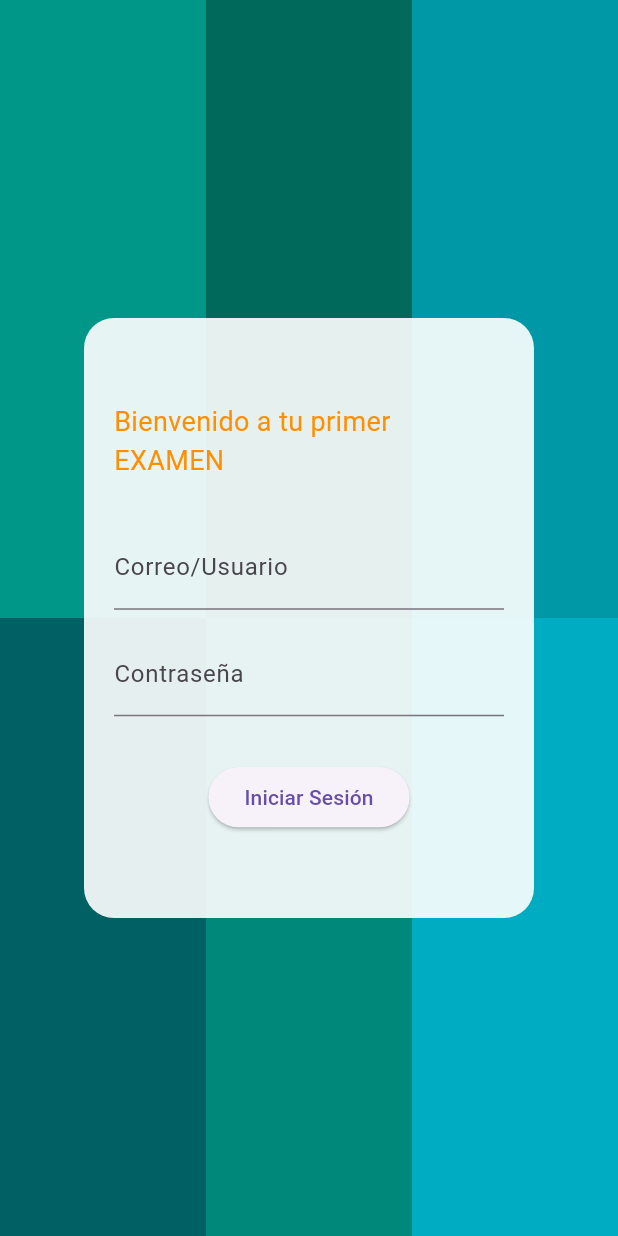
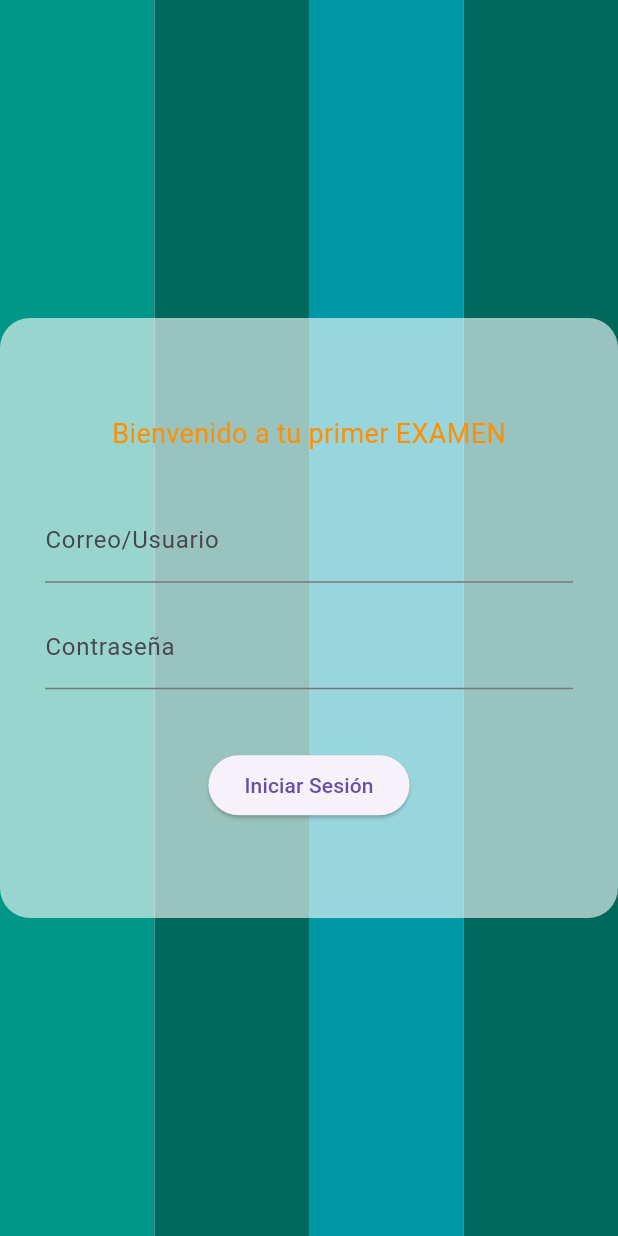
Before and after one commit to Fundamentos-Moviles/examen-i-RodolfoLujan, a Flutter app: the screen it shows after launch, on a phone screen of 412 x 824 dp. Run offline on Flutter 3.47's test engine with Material 3 defaults, Android fonts, the phone set to English and light mode, and no system bars.

Commit message:
Tercer commit, proyecto avanzado

```diff
--- a/lib/Clases/Login.dart
+++ b/lib/Clases/Login.dart
@@ -1,4 +1,6 @@
+import 'package:examen1_lcjr/Clases/Home.dart';
 import 'package:flutter/material.dart';
+
 
 class Login extends StatefulWidget {
   static String id = "login_page";
@@ -18,6 +20,8 @@ class _LoginState extends State<Login> {
   final String correctUsername = "test";
   final String correctPassword = "FDM1";
 
+  get borderRadius => null;
+
   void _validateInputs() {
     setState(() {
       String user = _userController.text;
@@ -33,10 +37,11 @@ class _LoginState extends State<Login> {
         _errorMessage = "Contraseña incorrecta";
       } else {
         _errorMessage = '';
-        // Navegar a la vista Home
         Navigator.push(
           context,
-          MaterialPageRoute(builder: (context) => const HomePage()),
+         MaterialPageRoute(
+          builder: (context) => HomePage(studentName: 'Lujan_Carrera_Jose_Rodolfo'),
+          ) ,
         );
       }
     });
@@ -56,15 +61,27 @@ class _LoginState extends State<Login> {
                       _buildColoredContainer(Colors.teal, 150),
                       _buildColoredContainer(Colors.teal[800]!, 200),
                       _buildColoredContainer(Colors.cyan[700]!, 150),
+                      _buildColoredContainer(Colors.teal[800]!, 200),
                     ],
                   ),
                 ),
                 Expanded(
                   child: Row(
                     children: [
-                      _buildColoredContainer(Colors.cyan[900]!, 150),
-                      _buildColoredContainer(Colors.teal[600]!, 200),
-                      _buildColoredContainer(Colors.cyan[600]!, 150),
+                      _buildColoredContainer(Colors.teal, 150),
+                      _buildColoredContainer(Colors.teal[800]!, 200),
+                      _buildColoredContainer(Colors.cyan[700]!, 150),
+                      _buildColoredContainer(Colors.teal[800]!, 200),
+                    ],
+                  ),
+                ),
+                Expanded(
+                  child: Row(
+                    children: [
+                      _buildColoredContainer(Colors.teal, 150),
+                      _buildColoredContainer(Colors.teal[800]!, 200),
+                      _buildColoredContainer(Colors.cyan[700]!, 150),
+                      _buildColoredContainer(Colors.teal[800]!, 200),
                     ],
                   ),
                 ),
@@ -73,14 +90,14 @@ class _LoginState extends State<Login> {
             Align(
               alignment: Alignment.center,
               child: Container(
-                width: 300,
+                width: 600,
                 height: 400, // Ajustamos el tamaño para dar espacio al error
                 decoration: BoxDecoration(
-                  color: Colors.white.withOpacity(0.9),
+                  color: Colors.white.withOpacity(0.6),
                   borderRadius: BorderRadius.circular(20),
                 ),
                 child: Padding(
-                  padding: const EdgeInsets.all(20.0),
+                  padding: const EdgeInsets.all(30.0),
                   child: Column(
                     mainAxisAlignment: MainAxisAlignment.center,
                     children: [
@@ -113,10 +130,11 @@ class _LoginState extends State<Login> {
                         ),
                         obscureText: true,
                       ),
-                      const SizedBox(height: 30),
+                      const SizedBox(height: 40),
                       ElevatedButton(
                         onPressed: _validateInputs,
                         child: const Text('Iniciar Sesión'),
+
                       ),
                     ],
                   ),
@@ -138,20 +156,3 @@ class _LoginState extends State<Login> {
     );
   }
 }
-
-// Vista de la página de inicio (Home)
-class HomePage extends StatelessWidget {
-  const HomePage({super.key});
-
-  @override
-  Widget build(BuildContext context) {
-    return Scaffold(
-      appBar: AppBar(
-        title: const Text("Home"),
-      ),
-      body: const Center(
-        child: Text("Bienvenido a la página Home"),
-      ),
-    );
-  }
-}
```
Also changed, not shown: lib/Clases/Home.dart (added, +160 -0 lines), lib/Clases/more_info.dart (+72 -4 lines), 1 other file.
